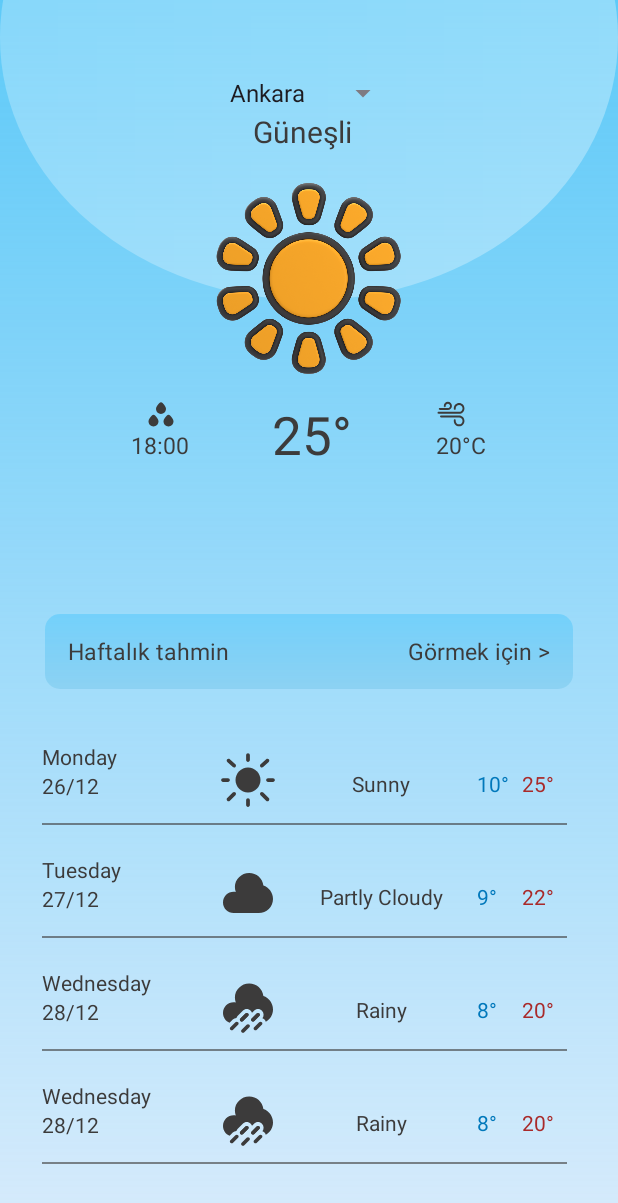
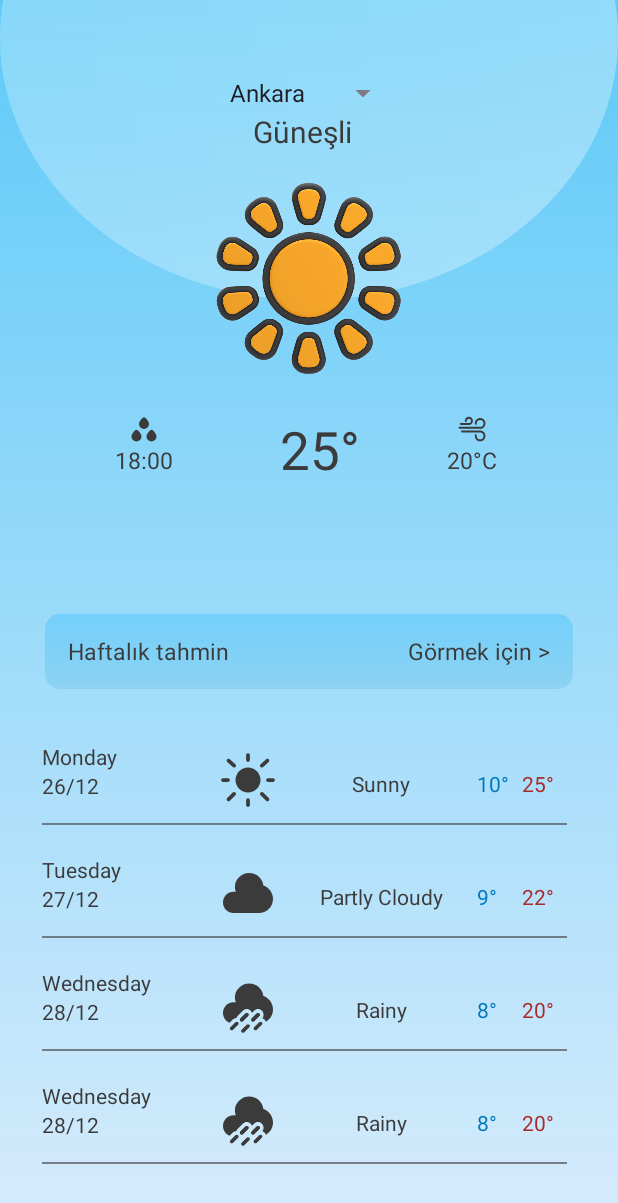
Before and after one commit to kOOnzTe/Weather-in-Turkey-App, an Android app: the screen it shows after launch (MainActivity), on a phone screen of 412 x 824 dp. Shown: the top 1203 px of the screen. Run offline under Robolectric (Android 15) with nearby library versions, the phone set to English and light mode, and no system bars; our stand-ins replace Room's generated code; 3 statements that could not run were skipped.

Commit message:
added dynamic fragment

```diff
--- a/app/src/main/java/com/mid/bilweatherapp/MainActivity.kt
+++ b/app/src/main/java/com/mid/bilweatherapp/MainActivity.kt
@@ -3,27 +3,22 @@ package com.mid.bilweatherapp
 import android.annotation.SuppressLint
 import android.content.Intent
 import android.os.Bundle
-import android.util.Log
 import android.view.GestureDetector
 import android.view.MotionEvent
 import android.view.WindowManager
-import androidx.appcompat.app.AppCompatActivity
 import androidx.core.view.GestureDetectorCompat
 import androidx.recyclerview.widget.LinearLayoutManager
 import com.google.android.material.snackbar.Snackbar
-import com.mid.bilweatherapp.json.ApiService
-import com.mid.bilweatherapp.json.WeatherResponse
 import com.mid.bilweatherapp.databinding.ActivityMainBinding
-import com.mid.bilweatherapp.json.ApiClient
-import retrofit2.Response
-import retrofit2.Call
-import retrofit2.Callback
 import android.media.MediaPlayer
-import androidx.core.view.get
+import androidx.fragment.app.Fragment
+import androidx.fragment.app.FragmentActivity
+import androidx.fragment.app.FragmentManager
+import androidx.fragment.app.FragmentTransaction
 import androidx.lifecycle.ViewModelProvider
 import com.mid.bilweatherapp.db.DailyWeatherViewModel
 
-class MainActivity : AppCompatActivity(), DailyForecastRecyclerViewAdapter.RecyclerAdapterInterface {
+class MainActivity : FragmentActivity(), DailyForecastRecyclerViewAdapter.RecyclerAdapterInterface {
 
     private lateinit var binding: ActivityMainBinding
     private lateinit var layoutManager: LinearLayoutManager
@@ -33,12 +28,17 @@ class MainActivity : AppCompatActivity(), DailyForecastRecyclerViewAdapter.Recyc
 
     private var gestureDetector: GestureDetectorCompat? = null
     private lateinit var mediaPlayer: MediaPlayer
+
+    lateinit var fragment : TopFragment
+
+    lateinit var fm: FragmentManager
+    lateinit var ft: FragmentTransaction
     @SuppressLint("ClickableViewAccessibility") // to remove gestureDetector warning
     override fun onCreate(savedInstanceState: Bundle?) {
         super.onCreate(savedInstanceState)
         binding = ActivityMainBinding.inflate(layoutInflater)
         // Hiding title bar
-        supportActionBar?.hide()
+        //supportActionBar?.hide()
         setContentView(binding.root)
 
         // Hiding the status bar
@@ -47,11 +47,16 @@ class MainActivity : AppCompatActivity(), DailyForecastRecyclerViewAdapter.Recyc
         dailyWeatherVM = ViewModelProvider(this).get(DailyWeatherViewModel::class.java)
         MainSys.dailyWeatherVM = dailyWeatherVM
 
+        //sets worker
         MainSys.setWorker(this)
-        currentCity = binding.citySpinner.selectedItem.toString()
+
+        fragment = TopFragment()
+        loadFrag(fragment)
 
         // Initial JSON Requests
+        currentCity = binding.citySpinner.selectedItem.toString()
         MainSys.getWeatherData(currentCity)
+
         // TODO: Burada tek bir initial request kalsın mesela Ankara olan (açılışta ekranda gözüksün diye), sonrasında userdan (mesela textview inputundan) şehir ismi alıp bu fonksiyonun parametresine koyulacak, fonksiyon json request atacak. ama bu user input işi büyük ihtimalle onClick'te falan olmalı onCreate yerine.
 
         // Sound
@@ -96,10 +101,22 @@ class MainActivity : AppCompatActivity(), DailyForecastRecyclerViewAdapter.Recyc
     override fun displayItem(weather: DailyForecast) {
 
     }
+    fun loadFrag(dynamicFragment: Fragment) {
+        val bundle=Bundle()
+        //put here the related information for printing
+        bundle.putInt("num1", 10)
+        bundle.putString("num2", "20")
+        dynamicFragment.arguments = bundle
+        fm = supportFragmentManager
+        ft = fm.beginTransaction()
+        ft.replace(R.id.frTop, dynamicFragment)
+        ft.commit()
+    }
 
     inner class CustomGesture : GestureDetector.SimpleOnGestureListener() {
         override fun onDoubleTap(e: MotionEvent): Boolean { // due to prevent 2 times Snackbar, we used onDoubleTap instead of onDoubleTapEvent
             Snackbar.make(binding.root, "Refreshing the list!", Snackbar.LENGTH_SHORT).show()
+            fragment.updateView("Cloudy", 23.0, "34", "99")
             MainSys.getWeatherData(currentCity)
             return true
         }
--- /dev/null
+++ b/app/src/main/java/com/mid/bilweatherapp/TopFragment.kt
@@ -0,0 +1,33 @@
+package com.mid.bilweatherapp
+
+import android.os.Bundle
+import android.util.Log
+import android.view.LayoutInflater
+import android.view.View
+import android.view.ViewGroup
+import androidx.fragment.app.Fragment
+import com.mid.bilweatherapp.databinding.FragmentTopBinding
+
+class TopFragment : Fragment() {
+    private lateinit var binding: FragmentTopBinding
+
+    override fun onCreateView(inflater: LayoutInflater, container: ViewGroup?, savedInstanceState: Bundle?): View? {
+        binding = FragmentTopBinding.inflate(inflater, container, false)
+        return binding.root
+    }
+
+    override fun onViewCreated(view: View, savedInstanceState: Bundle?) {
+        super.onViewCreated(view, savedInstanceState)
+    }
+
+    fun updateView(weather:String, temp:Double, humidity: String, wind:String ) {
+        binding.textTemp.text = temp.toInt().toString() + getString(R.string.txtTemperatureShort)
+        binding.textHumidity.text = humidity + "%"
+        binding.textWind.text = wind + " " + getString(R.string.txtWindSpeedMeasurement)
+        if(weather.equals("Cloudy")){
+            binding.weatherIcon.setImageResource(R.drawable.cloudy)
+        }
+
+        Log.i("FRAGMENT","Fragment updated")
+    }
+}
--- a/app/src/main/res/layout/activity_main.xml
+++ b/app/src/main/res/layout/activity_main.xml
@@ -47,76 +47,17 @@
 
     </LinearLayout>
 
-    <ImageView
-        android:id="@+id/weather_icon"
-        android:layout_width="150dp"
-        android:layout_height="150dp"
-        android:layout_centerHorizontal="true"
-        android:layout_marginTop="110dp"
-        android:src="@drawable/sunny" />
 
-
-    <LinearLayout
-        android:id="@+id/description_layout"
+    <FrameLayout
         android:layout_width="match_parent"
         android:layout_height="wrap_content"
-        android:layout_marginTop="250dp"
-        android:gravity="center_horizontal"
-        android:orientation="horizontal"
-        android:padding="16dp">
+        android:layout_marginTop="110dp">
 
-        <LinearLayout
-            android:layout_width="wrap_content"
-            android:layout_height="wrap_content"
-            android:orientation="vertical">
-
-            <ImageView
-                android:layout_width="20dp"
-                android:layout_height="20dp"
-                android:layout_marginStart="10dp"
-                android:src="@drawable/waterdrops" />
-
-            <TextView
-                android:layout_width="wrap_content"
-                android:layout_height="wrap_content"
-                android:text="18:00"
-                android:textColor="@color/lightTextColor"
-                android:textSize="15sp" />
-        </LinearLayout>
-
-
-        <TextView
-            android:layout_width="wrap_content"
-            android:layout_height="wrap_content"
-            android:layout_marginStart="55dp"
-            android:layout_marginEnd="40dp"
-            android:text="25°"
-            android:textColor="@color/lightTextColor"
-            android:textSize="35sp" />
-
-        <LinearLayout
-            android:layout_width="wrap_content"
-            android:layout_height="match_parent"
-            android:layout_marginStart="16dp"
-            android:orientation="vertical">
-
-            <ImageView
-                android:layout_width="20dp"
-                android:layout_height="20dp"
-                android:src="@drawable/wind" />
-
-            <TextView
-                android:layout_width="wrap_content"
-                android:layout_height="wrap_content"
-                android:text="20°C"
-                android:textColor="@color/lightTextColor"
-                android:textSize="15sp" />
-
-        </LinearLayout>
-
-
-    </LinearLayout>
-
+        <androidx.fragment.app.FragmentContainerView
+            android:id="@+id/frTop"
+            android:layout_width="match_parent"
+            android:layout_height="220dp" />
+    </FrameLayout>
 
     <RelativeLayout
         android:id="@+id/weekly_desc_layout"
--- /dev/null
+++ b/app/src/main/res/layout/fragment_top.xml
@@ -0,0 +1,78 @@
+<?xml version="1.0" encoding="utf-8"?>
+<LinearLayout xmlns:android="http://schemas.android.com/apk/res/android"
+    xmlns:tools="http://schemas.android.com/tools"
+    android:layout_width="match_parent"
+    android:layout_height="wrap_content"
+    android:gravity="center"
+    android:orientation="vertical"
+    tools:context=".TopFragment">
+
+    <ImageView
+        android:id="@+id/weather_icon"
+        android:layout_width="150dp"
+        android:layout_height="150dp"
+        android:layout_centerHorizontal="true"
+        android:src="@drawable/sunny" />
+
+
+    <LinearLayout
+        android:id="@+id/description_layout"
+        android:layout_width="match_parent"
+        android:layout_height="wrap_content"
+        android:gravity="center_horizontal"
+        android:orientation="horizontal"
+        android:padding="16dp">
+
+        <LinearLayout
+            android:layout_width="70dp"
+            android:layout_height="wrap_content"
+            android:gravity="center_horizontal"
+            android:orientation="vertical">
+
+            <ImageView
+                android:layout_width="20dp"
+                android:layout_height="20dp"
+                android:src="@drawable/waterdrops" />
+
+            <TextView
+                android:id="@+id/textHumidity"
+                android:layout_width="wrap_content"
+                android:layout_height="wrap_content"
+                android:text="18:00"
+                android:textColor="@color/lightTextColor"
+                android:textSize="15sp" />
+        </LinearLayout>
+
+
+        <TextView
+            android:id="@+id/textTemp"
+            android:layout_width="wrap_content"
+            android:layout_height="wrap_content"
+            android:layout_marginStart="55dp"
+            android:layout_marginEnd="40dp"
+            android:text="25°"
+            android:textColor="@color/lightTextColor"
+            android:textSize="35sp" />
+
+        <LinearLayout
+            android:layout_width="70dp"
+            android:layout_height="wrap_content"
+            android:gravity="center_horizontal"
+            android:orientation="vertical">
+
+            <ImageView
+                android:layout_width="20dp"
+                android:layout_height="20dp"
+                android:src="@drawable/wind" />
+
+            <TextView
+                android:id="@+id/textWind"
+                android:layout_width="wrap_content"
+                android:layout_height="wrap_content"
+                android:text="20°C"
+                android:textColor="@color/lightTextColor"
+                android:textSize="15sp" />
+
+        </LinearLayout>
+    </LinearLayout>
+</LinearLayout>
--- a/app/src/main/res/values/strings.xml
+++ b/app/src/main/res/values/strings.xml
@@ -1,6 +1,10 @@
 <resources>
     <string name="app_name">BilWeatherApp</string>
     <string name="btn_goBack">Go Back</string>
+    <string name="txtTemperatureShort">°</string>
+    <string name="txtTemperatureLong">°C</string>
+    <string name="txtWindSpeedMeasurement">km/h</string>
+
 
     <string-array name="city_list">
         <item>Ankara</item>
```
